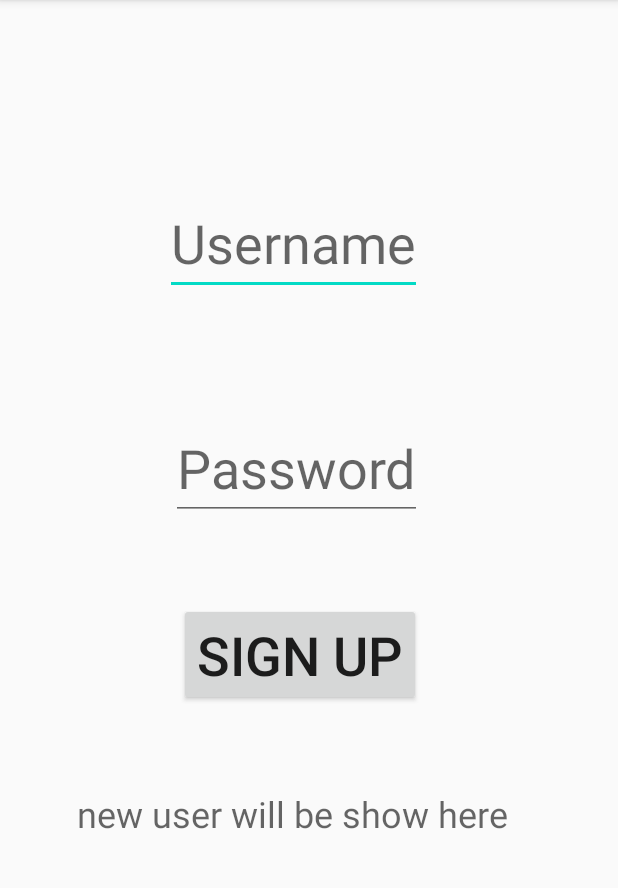
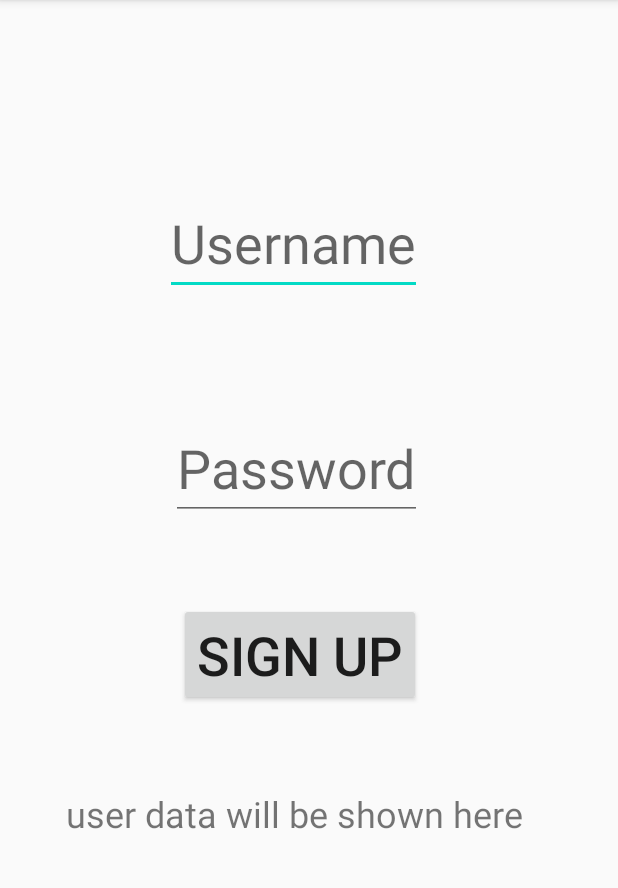
Before and after one commit to etlimss/SEP4Android, an Android app: the screen it shows after launch (MainActivity), on a phone screen of 412 x 824 dp, the part 84-972 px from its top. Run offline under Robolectric (Android 15) with nearby library versions, the phone set to English and light mode, and no system bars; our stand-ins replace Room's generated code, data binding.

Commit message:
figture out 'indexOut exception'

```diff
--- a/app/src/main/java/com/example/sep4android/client/view/MainActivity.java
+++ b/app/src/main/java/com/example/sep4android/client/view/MainActivity.java
@@ -42,8 +42,13 @@ public class MainActivity extends AppCompatActivity {
         signUpVM.getAllUsers().observe(this, new Observer<List<User>>() {
             @Override
             public void onChanged(List<User> users) {
-                System.out.println(users.get(0));
-                signUpVM.oneUser.setValue(users.get(0).toString());
+                if (users.isEmpty()){
+                    signUpBinding.textView4.setText("user data will be shown here");
+                }else {
+                    System.out.println(users.get(0));
+                    signUpVM.oneUser.setValue(users.get(0).toString());
+                }
+
             }
         });
 
```
